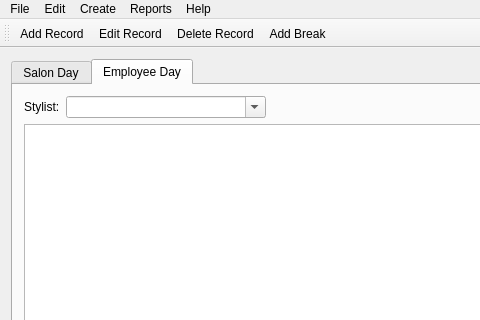
This is mainwindow.ui in pliniofpa/Profiles_Project as Qt 5 draws it before an edit; both pictures show x 0 to 480 and y 0 to 320 of the 983 by 470 pixel window. The edited form follows.
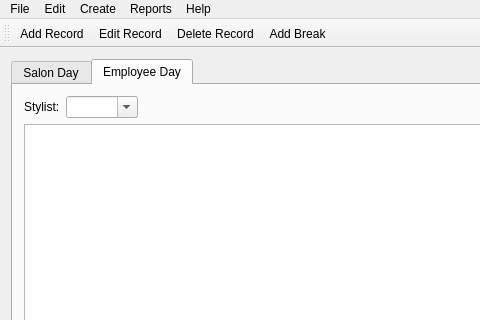
This is the edited form. The open tabs and pages were chosen to show the change. Icons and pictures are not drawn.

What changed in the file:
```diff
--- a/mainwindow.ui
+++ b/mainwindow.ui
@@ -57,12 +57,6 @@
           </item>
           <item>
            <widget class="QComboBox" name="stylist_comboBox">
-            <property name="minimumSize">
-             <size>
-              <width>200</width>
-              <height>0</height>
-             </size>
-            </property>
             <property name="editable">
              <bool>true</bool>
             </property>
```
Left out of the diff: 2 changed lines with no effect on the pictures.
